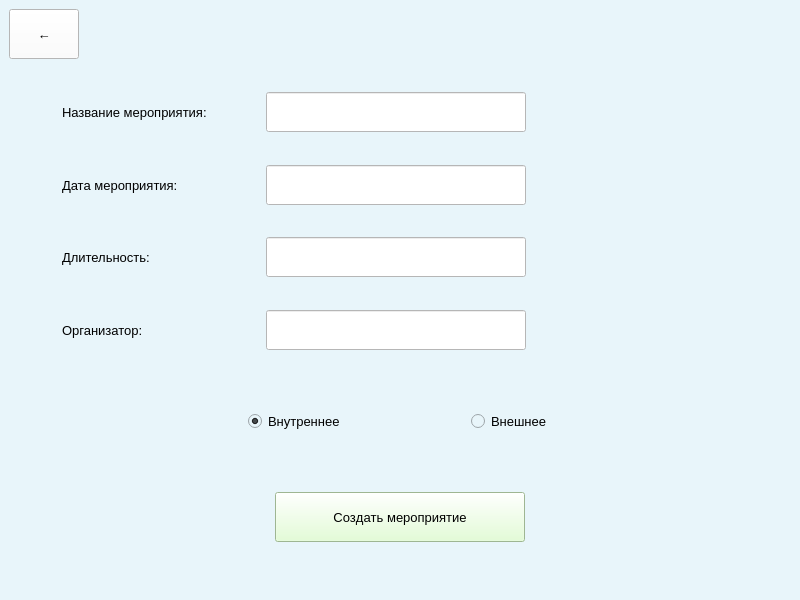
Qt form qt/create_event.ui (andrei-229/valanter_app) before a commit.
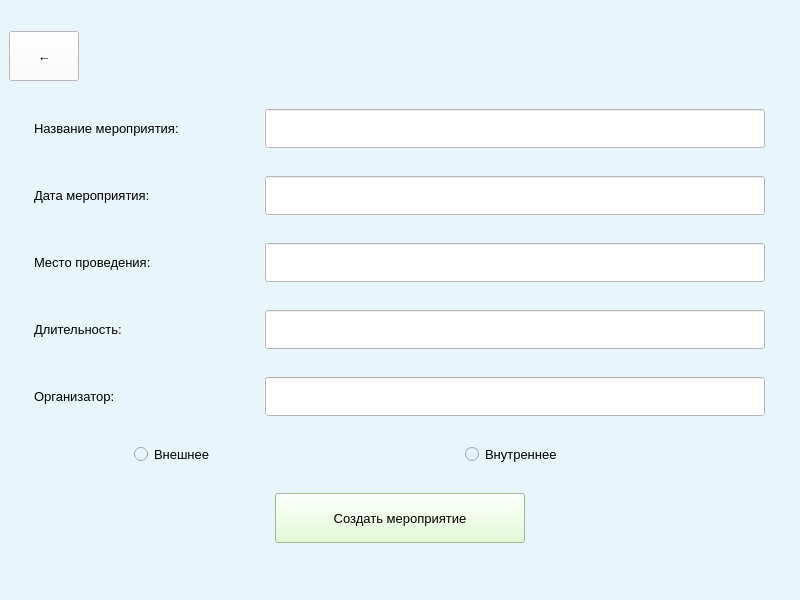
The same form after that commit.

What changed in the file:
```diff
--- a/qt/create_event.ui
+++ b/qt/create_event.ui
@@ -31,8 +31,8 @@
   <widget class="QWidget" name="centralwidget">
    <layout class="QVBoxLayout" name="verticalLayout">
     <item>
-     <layout class="QGridLayout" name="gridLayout_4">
-      <item row="0" column="0">
+     <layout class="QHBoxLayout" name="horizontalLayout_9">
+      <item>
        <widget class="QPushButton" name="back_but">
         <property name="minimumSize">
          <size>
@@ -59,7 +59,7 @@
         </property>
        </widget>
       </item>
-      <item row="0" column="1">
+      <item>
        <spacer name="horizontalSpacer">
         <property name="orientation">
          <enum>Qt::Horizontal</enum>
@@ -75,112 +75,21 @@
      </layout>
     </item>
     <item>
-     <spacer name="verticalSpacer">
-      <property name="orientation">
-       <enum>Qt::Vertical</enum>
-      </property>
-      <property name="sizeHint" stdset="0">
-       <size>
-        <width>20</width>
-        <height>40</height>
-       </size>
-      </property>
-     </spacer>
-    </item>
-    <item>
-     <layout class="QGridLayout" name="gridLayout_3">
-      <item row="5" column="3">
-       <spacer name="verticalSpacer_8">
-        <property name="orientation">
-         <enum>Qt::Vertical</enum>
-        </property>
-        <property name="sizeHint" stdset="0">
-         <size>
-          <width>20</width>
-          <height>30</height>
-         </size>
-        </property>
-       </spacer>
-      </item>
-      <item row="0" column="0">
-       <spacer name="horizontalSpacer_15">
-        <property name="orientation">
-         <enum>Qt::Horizontal</enum>
-        </property>
-        <property name="sizeHint" stdset="0">
-         <size>
-          <width>30</width>
-          <height>20</height>
-         </size>
-        </property>
-       </spacer>
-      </item>
-      <item row="0" column="8">
-       <spacer name="horizontalSpacer_9">
-        <property name="orientation">
-         <enum>Qt::Horizontal</enum>
-        </property>
-        <property name="sizeHint" stdset="0">
-         <size>
-          <width>40</width>
-          <height>20</height>
-         </size>
-        </property>
-       </spacer>
-      </item>
-      <item row="0" column="4">
-       <spacer name="horizontalSpacer_6">
-        <property name="orientation">
-         <enum>Qt::Horizontal</enum>
-        </property>
-        <property name="sizeHint" stdset="0">
-         <size>
-          <width>40</width>
-          <height>20</height>
-         </size>
-        </property>
-       </spacer>
-      </item>
-      <item row="0" column="5">
-       <spacer name="horizontalSpacer_14">
-        <property name="orientation">
-         <enum>Qt::Horizontal</enum>
-        </property>
-        <property name="sizeHint" stdset="0">
-         <size>
-          <width>40</width>
-          <height>20</height>
-         </size>
-        </property>
-       </spacer>
-      </item>
-      <item row="3" column="3">
-       <spacer name="verticalSpacer_7">
-        <property name="orientation">
-         <enum>Qt::Vertical</enum>
-        </property>
-        <property name="sizeHint" stdset="0">
-         <size>
-          <width>20</width>
-          <height>30</height>
-         </size>
-        </property>
-       </spacer>
-      </item>
-      <item row="6" column="1">
-       <widget class="QLabel" name="label_4">
-        <property name="font">
-         <font>
-          <pointsize>10</pointsize>
-         </font>
-        </property>
-        <property name="text">
-         <string>Организатор:</string>
-        </property>
-       </widget>
-      </item>
-      <item row="0" column="1">
+     <layout class="QHBoxLayout" name="horizontalLayout_10">
+      <item>
        <widget class="QLabel" name="label">
+        <property name="minimumSize">
+         <size>
+          <width>200</width>
+          <height>0</height>
+         </size>
+        </property>
+        <property name="maximumSize">
+         <size>
+          <width>200</width>
+          <height>16777215</height>
+         </size>
+        </property>
         <property name="font">
          <font>
           <pointsize>10</pointsize>
@@ -191,47 +100,48 @@
         </property>
        </widget>
       </item>
-      <item row="0" column="6">
-       <spacer name="horizontalSpacer_8">
-        <property name="orientation">
-         <enum>Qt::Horizontal</enum>
-        </property>
-        <property name="sizeHint" stdset="0">
-         <size>
-          <width>40</width>
-          <height>20</height>
-         </size>
-        </property>
-       </spacer>
-      </item>
-      <item row="0" column="2">
-       <spacer name="horizontalSpacer_7">
-        <property name="orientation">
-         <enum>Qt::Horizontal</enum>
-        </property>
-        <property name="sizeHint" stdset="0">
-         <size>
-          <width>35</width>
-          <height>20</height>
-         </size>
-        </property>
-       </spacer>
-      </item>
-      <item row="2" column="3">
-       <widget class="QLineEdit" name="date_event">
+      <item>
+       <widget class="QLineEdit" name="name_event">
         <property name="minimumSize">
          <size>
-          <width>0</width>
-          <height>40</height>
+          <width>500</width>
+          <height>0</height>
          </size>
         </property>
+        <property name="maximumSize">
+         <size>
+          <width>500</width>
+          <height>16777215</height>
+         </size>
+        </property>
+        <property name="font">
+         <font>
+          <pointsize>20</pointsize>
+         </font>
+        </property>
         <property name="styleSheet">
          <string notr="true">background-color: rgb(255, 255, 255);</string>
         </property>
        </widget>
       </item>
-      <item row="2" column="1">
+     </layout>
+    </item>
+    <item>
+     <layout class="QHBoxLayout" name="horizontalLayout_11">
+      <item>
        <widget class="QLabel" name="label_2">
+        <property name="minimumSize">
+         <size>
+          <width>200</width>
+          <height>0</height>
+         </size>
+        </property>
+        <property name="maximumSize">
+         <size>
+          <width>200</width>
+          <height>16777215</height>
+         </size>
+        </property>
         <property name="font">
          <font>
           <pointsize>10</pointsize>
@@ -242,21 +152,100 @@
         </property>
        </widget>
       </item>
-      <item row="1" column="3">
-       <spacer name="verticalSpacer_6">
-        <property name="orientation">
-         <enum>Qt::Vertical</enum>
+      <item>
+       <widget class="QLineEdit" name="date_event">
+        <property name="minimumSize">
+         <size>
+          <width>500</width>
+          <height>0</height>
+         </size>
         </property>
-        <property name="sizeHint" stdset="0">
+        <property name="maximumSize">
          <size>
-          <width>20</width>
-          <height>30</height>
+          <width>500</width>
+          <height>16777215</height>
          </size>
         </property>
-       </spacer>
+        <property name="font">
+         <font>
+          <pointsize>20</pointsize>
+         </font>
+        </property>
+        <property name="styleSheet">
+         <string notr="true">background-color: rgb(255, 255, 255);</string>
+        </property>
+       </widget>
       </item>
-      <item row="4" column="1">
+     </layout>
+    </item>
+    <item>
+     <layout class="QHBoxLayout" name="horizontalLayout_12">
+      <item>
        <widget class="QLabel" name="label_3">
+        <property name="minimumSize">
+         <size>
+          <width>200</width>
+          <height>0</height>
+         </size>
+        </property>
+        <property name="maximumSize">
+         <size>
+          <width>200</width>
+          <height>16777215</height>
+         </size>
+        </property>
+        <property name="font">
+         <font>
+          <pointsize>10</pointsize>
+         </font>
+        </property>
+        <property name="text">
+         <string>Место проведения:</string>
+        </property>
+       </widget>
+      </item>
+      <item>
+       <widget class="QLineEdit" name="input_platform">
+        <property name="minimumSize">
+         <size>
+          <width>500</width>
+          <height>0</height>
+         </size>
+        </property>
+        <property name="maximumSize">
+         <size>
+          <width>500</width>
+          <height>16777215</height>
+         </size>
+        </property>
+        <property name="font">
+         <font>
+          <pointsize>20</pointsize>
+         </font>
+        </property>
+        <property name="styleSheet">
+         <string notr="true">background-color: rgb(255, 255, 255);</string>
+        </property>
+       </widget>
+      </item>
+     </layout>
+    </item>
+    <item>
+     <layout class="QHBoxLayout" name="horizontalLayout_13">
+      <item>
+       <widget class="QLabel" name="label_4">
+        <property name="minimumSize">
+         <size>
+          <width>200</width>
+          <height>0</height>
+         </size>
+        </property>
+        <property name="maximumSize">
+         <size>
+          <width>200</width>
+          <height>16777215</height>
+         </size>
+        </property>
         <property name="font">
          <font>
           <pointsize>10</pointsize>
@@ -267,66 +256,77 @@
         </property>
        </widget>
       </item>
-      <item row="0" column="7">
-       <spacer name="horizontalSpacer_10">
-        <property name="orientation">
-         <enum>Qt::Horizontal</enum>
-        </property>
-        <property name="sizeHint" stdset="0">
-         <size>
-          <width>40</width>
-          <height>20</height>
-         </size>
-        </property>
-       </spacer>
-      </item>
-      <item row="4" column="3">
+      <item>
        <widget class="QLineEdit" name="hours_event">
         <property name="minimumSize">
          <size>
-          <width>260</width>
-          <height>40</height>
+          <width>500</width>
+          <height>0</height>
          </size>
         </property>
+        <property name="maximumSize">
+         <size>
+          <width>500</width>
+          <height>16777215</height>
+         </size>
+        </property>
+        <property name="font">
+         <font>
+          <pointsize>20</pointsize>
+         </font>
+        </property>
         <property name="styleSheet">
          <string notr="true">background-color: rgb(255, 255, 255);</string>
         </property>
        </widget>
       </item>
-      <item row="0" column="3">
-       <widget class="QLineEdit" name="name_event">
+     </layout>
+    </item>
+    <item>
+     <layout class="QHBoxLayout" name="horizontalLayout_14">
+      <item>
+       <widget class="QLabel" name="label_5">
         <property name="minimumSize">
          <size>
-          <width>0</width>
-          <height>40</height>
+          <width>200</width>
+          <height>0</height>
          </size>
         </property>
-        <property name="styleSheet">
-         <string notr="true">background-color: rgb(255, 255, 255);</string>
-        </property>
-       </widget>
-      </item>
-      <item row="7" column="3">
-       <spacer name="verticalSpacer_9">
-        <property name="orientation">
-         <enum>Qt::Vertical</enum>
-        </property>
-        <property name="sizeHint" stdset="0">
+        <property name="maximumSize">
          <size>
-          <width>20</width>
-          <height>30</height>
+          <width>200</width>
+          <height>16777215</height>
          </size>
         </property>
-       </spacer>
+        <property name="font">
+         <font>
+          <pointsize>10</pointsize>
+         </font>
+        </property>
+        <property name="text">
+         <string>Организатор:</string>
+        </property>
+       </widget>
       </item>
-      <item row="6" column="3">
+      <item>
        <widget class="QLineEdit" name="author_event">
         <property name="minimumSize">
          <size>
-          <width>0</width>
-          <height>40</height>
+          <width>500</width>
+          <height>0</height>
          </size>
         </property>
+        <property name="maximumSize">
+         <size>
+          <width>500</width>
+          <height>16777215</height>
+         </size>
+        </property>
+        <property name="font">
+         <font>
+          <pointsize>20</pointsize>
+         </font>
+        </property>
         <property name="styleSheet">
          <string notr="true">background-color: rgb(255, 255, 255);</string>
         </property>
@@ -335,89 +335,21 @@
      </layout>
     </item>
     <item>
-     <layout class="QGridLayout" name="gridLayout_2">
-      <item row="1" column="6">
-       <spacer name="horizontalSpacer_12">
-        <property name="orientation">
-         <enum>Qt::Horizontal</enum>
-        </property>
-        <property name="sizeHint" stdset="0">
-         <size>
-          <width>40</width>
-          <height>20</height>
-         </size>
-        </property>
-       </spacer>
-      </item>
-      <item row="1" column="2">
-       <widget class="QRadioButton" name="vnut_radio">
-        <property name="font">
-         <font>
-          <pointsize>10</pointsize>
-         </font>
-        </property>
-        <property name="text">
-         <string>Внутреннее</string>
-        </property>
-        <property name="checked">
-         <bool>true</bool>
-        </property>
-       </widget>
-      </item>
-      <item row="1" column="1">
-       <spacer name="horizontalSpacer_4">
-        <property name="orientation">
-         <enum>Qt::Horizontal</enum>
-        </property>
-        <property name="sizeHint" stdset="0">
-         <size>
-          <width>40</width>
-          <height>20</height>
-         </size>
-        </property>
-       </spacer>
-      </item>
-      <item row="1" column="0">
-       <spacer name="horizontalSpacer_11">
-        <property name="orientation">
-         <enum>Qt::Horizontal</enum>
-        </property>
-        <property name="sizeHint" stdset="0">
-         <size>
-          <width>40</width>
-          <height>20</height>
-         </size>
-        </property>
-       </spacer>
-      </item>
-      <item row="1" column="3">
-       <spacer name="horizontalSpacer_3">
-        <property name="orientation">
-         <enum>Qt::Horizontal</enum>
-        </property>
-        <property name="sizeHint" stdset="0">
-         <size>
-          <width>40</width>
-          <height>20</height>
-         </size>
-        </property>
-       </spacer>
-      </item>
-      <item row="1" column="5">
-       <spacer name="horizontalSpacer_5">
-        <property name="orientation">
-         <enum>Qt::Horizontal</enum>
-        </property>
-        <property name="sizeHint" stdset="0">
-         <size>
-          <width>40</width>
-          <height>20</height>
-         </size>
-        </property>
-       </spacer>
-      </item>
-      <item row="1" column="4">
+     <layout class="QHBoxLayout" name="horizontalLayout_15">
+      <item>
        <widget class="QRadioButton" name="vnesh_radio">
+        <property name="minimumSize">
+         <size>
+          <width>200</width>
+          <height>0</height>
+         </size>
+        </property>
+        <property name="maximumSize">
+         <size>
+          <width>200</width>
+          <height>16777215</height>
+         </size>
+        </property>
         <property name="font">
          <font>
           <pointsize>10</pointsize>
@@ -428,63 +360,38 @@
         </property>
        </widget>
       </item>
-      <item row="0" column="3">
-       <spacer name="verticalSpacer_3">
-        <property name="orientation">
-         <enum>Qt::Vertical</enum>
+      <item>
+       <widget class="QRadioButton" name="vnut_radio">
+        <property name="minimumSize">
+         <size>
+          <width>200</width>
+          <height>0</height>
+         </size>
         </property>
-        <property name="sizeHint" stdset="0">
+        <property name="maximumSize">
          <size>
-          <width>20</width>
-          <height>40</height>
+          <width>200</width>
+          <height>16777215</height>
          </size>
         </property>
-       </spacer>
+        <property name="font">
+         <font>
+          <pointsize>10</pointsize>
+         </font>
+        </property>
+        <property name="layoutDirection">
+         <enum>Qt::LeftToRight</enum>
+        </property>
+        <property name="text">
+         <string>Внутреннее</string>
+        </property>
+       </widget>
       </item>
      </layout>
     </item>
     <item>
-     <spacer name="verticalSpacer_2">
-      <property name="orientation">
-       <enum>Qt::Vertical</enum>
-      </property>
-      <property name="sizeHint" stdset="0">
-       <size>
-        <width>20</width>
-        <height>40</height>
-       </size>
-      </property>
-     </spacer>
-    </item>
-    <item>
-     <spacer name="verticalSpacer_4">
-      <property name="orientation">
-       <enum>Qt::Vertical</enum>
-      </property>
-      <property name="sizeHint" stdset="0">
-       <size>
-        <width>20</width>
-        <height>40</height>
-       </size>
-      </property>
-     </spacer>
-    </item>
-    <item>
-     <layout class="QGridLayout" name="gridLayout">
-      <item row="0" column="2">
-       <spacer name="horizontalSpacer_2">
-        <property name="orientation">
-         <enum>Qt::Horizontal</enum>
-        </property>
-        <property name="sizeHint" stdset="0">
-         <size>
-          <width>40</width>
-          <height>20</height>
-         </size>
-        </property>
-       </spacer>
-      </item>
-      <item row="0" column="1">
+     <layout class="QHBoxLayout" name="horizontalLayout_16">
+      <item>
        <widget class="QPushButton" name="but_create">
         <property name="minimumSize">
          <size>
@@ -501,7 +408,6 @@
         <property name="font">
          <font>
           <pointsize>10</pointsize>
-          <kerning>false</kerning>
          </font>
         </property>
         <property name="toolTip">
@@ -515,34 +421,8 @@
         </property>
        </widget>
       </item>
-      <item row="0" column="0">
-       <spacer name="horizontalSpacer_13">
-        <property name="orientation">
-         <enum>Qt::Horizontal</enum>
-        </property>
-        <property name="sizeHint" stdset="0">
-         <size>
-          <width>40</width>
-          <height>20</height>
-         </size>
-        </property>
-       </spacer>
-      </item>
      </layout>
     </item>
-    <item>
-     <spacer name="verticalSpacer_5">
-      <property name="orientation">
-       <enum>Qt::Vertical</enum>
-      </property>
-      <property name="sizeHint" stdset="0">
-       <size>
-        <width>20</width>
-        <height>40</height>
-       </size>
-      </property>
-     </spacer>
-    </item>
    </layout>
   </widget>
   <widget class="QMenuBar" name="menubar">
```
Left out of the diff: 7 changed lines with no effect on the pictures.
